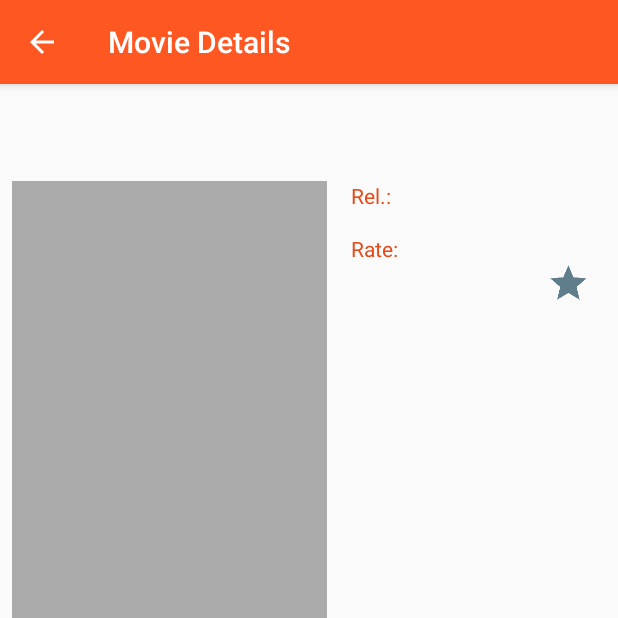
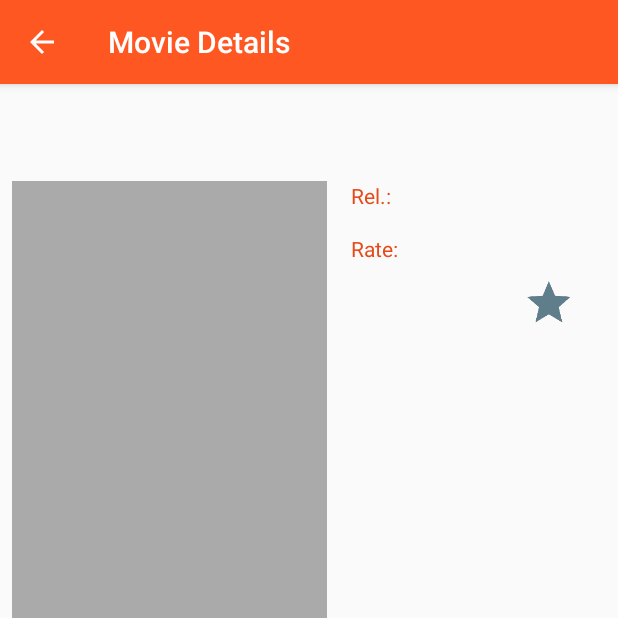
Before and after one commit to FerFig/PopularMovies, an Android app: the MovieDetails screen opened directly, with no data from a screen before it, on a phone screen of 412 x 824 dp, the top half of it. Run offline under Robolectric (Android 15) with nearby library versions, the phone set to English and light mode, and no system bars; our stand-ins replace ButterKnife, Picasso; pictures from the network do not load; 2 statements that could not run were skipped.

Commit message:
resized favorites star

```diff
--- a/app/src/main/res/layout-land/activity_movie_details.xml
+++ b/app/src/main/res/layout-land/activity_movie_details.xml
@@ -190,9 +190,9 @@
 
         <ImageView
             android:id="@+id/ivFavorite"
-            android:layout_width="50dp"
-            android:layout_height="50dp"
-            android:layout_marginEnd="8dp"
+            android:layout_width="60dp"
+            android:layout_height="60dp"
+            android:layout_marginEnd="16dp"
             android:layout_marginTop="16dp"
             android:adjustViewBounds="false"
             android:clickable="true"
--- a/app/src/main/res/layout/activity_movie_details.xml
+++ b/app/src/main/res/layout/activity_movie_details.xml
@@ -187,10 +187,10 @@
 
         <ImageView
             android:id="@+id/ivFavorite"
-            android:layout_width="50dp"
-            android:layout_height="50dp"
-            android:layout_marginEnd="8dp"
-            android:layout_marginTop="8dp"
+            android:layout_width="60dp"
+            android:layout_height="60dp"
+            android:layout_marginEnd="16dp"
+            android:layout_marginTop="16dp"
             android:adjustViewBounds="false"
             android:clickable="true"
             android:cropToPadding="false"
```
